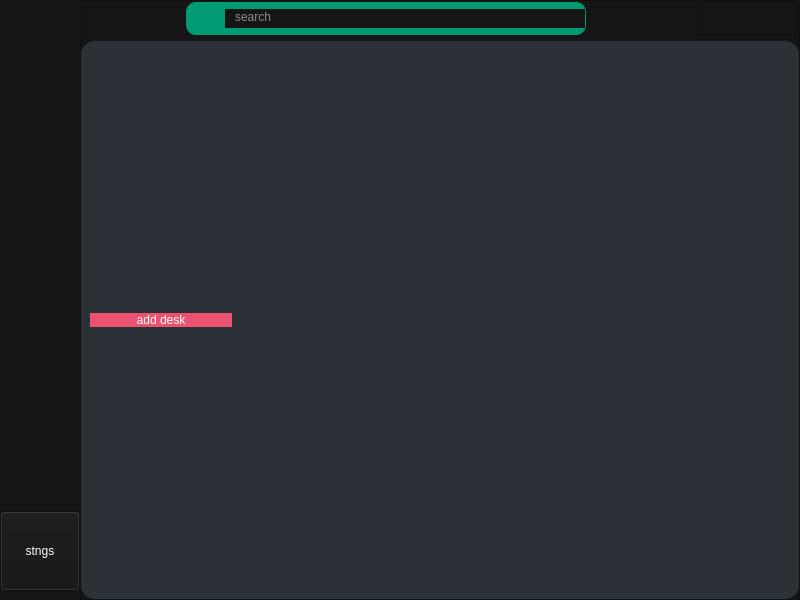
This is cf-mainwindow.ui in command-flow-team/command-flow as Qt 5 draws it before an edit. The edited form follows.
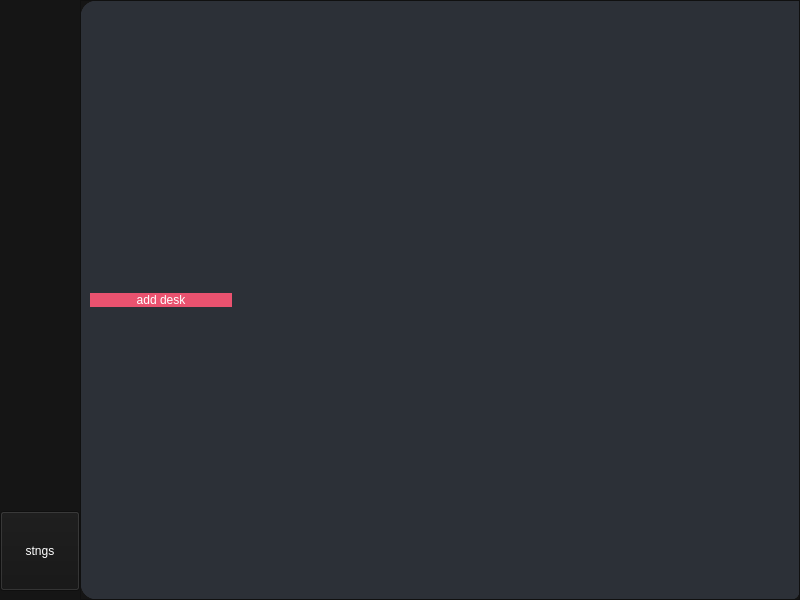
This is the edited form. The open tabs and pages were chosen to show the change. Icons and pictures are not drawn.

```diff
--- a/cf-mainwindow.ui
+++ b/cf-mainwindow.ui
@@ -204,291 +204,6 @@
        <property name="bottomMargin">
         <number>0</number>
        </property>
-       <item>
-        <widget class="QWidget" name="title_bar" native="true">
-         <property name="minimumSize">
-          <size>
-           <width>0</width>
-           <height>40</height>
-          </size>
-         </property>
-         <property name="maximumSize">
-          <size>
-           <width>16777215</width>
-           <height>40</height>
-          </size>
-         </property>
-         <property name="styleSheet">
-          <string notr="true">background-color: #151515;</string>
-         </property>
-         <layout class="QHBoxLayout" name="horizontalLayout_2">
-          <property name="spacing">
-           <number>6</number>
-          </property>
-          <property name="leftMargin">
-           <number>0</number>
-          </property>
-          <property name="topMargin">
-           <number>0</number>
-          </property>
-          <property name="rightMargin">
-           <number>2</number>
-          </property>
-          <property name="bottomMargin">
-           <number>4</number>
-          </property>
-          <item>
-           <spacer name="horizontalSpacer">
-            <property name="orientation">
-             <enum>Qt::Horizontal</enum>
-            </property>
-            <property name="sizeType">
-             <enum>QSizePolicy::Expanding</enum>
-            </property>
-            <property name="sizeHint" stdset="0">
-             <size>
-              <width>80</width>
-              <height>20</height>
-             </size>
-            </property>
-           </spacer>
-          </item>
-          <item>
-           <widget class="QWidget" name="search_bar" native="true">
-            <property name="minimumSize">
-             <size>
-              <width>400</width>
-              <height>33</height>
-             </size>
-            </property>
-            <property name="maximumSize">
-             <size>
-              <width>400</width>
-              <height>33</height>
-             </size>
-            </property>
-            <property name="styleSheet">
-             <string notr="true">background-color: #009B72;
-border-radius: 10px;</string>
-            </property>
-            <layout class="QHBoxLayout" name="horizontalLayout_3">
-             <property name="spacing">
-              <number>6</number>
-             </property>
-             <property name="leftMargin">
-              <number>1</number>
-             </property>
-             <property name="topMargin">
-              <number>1</number>
-             </property>
-             <property name="rightMargin">
-              <number>1</number>
-             </property>
-             <property name="bottomMargin">
-              <number>1</number>
-             </property>
-             <item>
-              <spacer name="horizontalSpacer_3">
-               <property name="orientation">
-                <enum>Qt::Horizontal</enum>
-               </property>
-               <property name="sizeType">
-                <enum>QSizePolicy::Fixed</enum>
-               </property>
-               <property name="sizeHint" stdset="0">
-                <size>
-                 <width>4</width>
-                 <height>20</height>
-                </size>
-               </property>
-              </spacer>
-             </item>
-             <item>
-              <widget class="QLabel" name="label">
-               <property name="minimumSize">
-                <size>
-                 <width>28</width>
-                 <height>28</height>
-                </size>
-               </property>
-               <property name="maximumSize">
-                <size>
-                 <width>28</width>
-                 <height>28</height>
-                </size>
-               </property>
-               <property name="styleSheet">
-                <string notr="true">QLabel
-                {
-                    border-radius: 0px;
-                    border-image: url(:/icons/search_icon.png);
-                    background-repeat: no-repeat;
-
-                }</string>
-               </property>
-               <property name="text">
-                <string/>
-               </property>
-              </widget>
-             </item>
-             <item>
-              <widget class="QLineEdit" name="lineEdit">
-               <property name="styleSheet">
-                <string notr="true">background-color: #151515;
-padding-left: 8px;
-padding-bottom: 3px;
-font: 32px &quot;Afacad Flux&quot;;</string>
-               </property>
-               <property name="placeholderText">
-                <string>search</string>
-               </property>
-              </widget>
-             </item>
-            </layout>
-           </widget>
-          </item>
-          <item>
-           <spacer name="horizontalSpacer_2">
-            <property name="orientation">
-             <enum>Qt::Horizontal</enum>
-            </property>
-            <property name="sizeType">
-             <enum>QSizePolicy::Expanding</enum>
-            </property>
-            <property name="sizeHint" stdset="0">
-             <size>
-              <width>40</width>
-              <height>20</height>
-             </size>
-            </property>
-           </spacer>
-          </item>
-          <item>
-           <widget class="QFrame" name="frame">
-            <property name="minimumSize">
-             <size>
-              <width>101</width>
-              <height>33</height>
-             </size>
-            </property>
-            <property name="maximumSize">
-             <size>
-              <width>101</width>
-              <height>33</height>
-             </size>
-            </property>
-            <property name="styleSheet">
-             <string notr="true"/>
-            </property>
-            <property name="frameShape">
-             <enum>QFrame::StyledPanel</enum>
-            </property>
-            <property name="frameShadow">
-             <enum>QFrame::Raised</enum>
-            </property>
-            <layout class="QHBoxLayout" name="horizontalLayout">
-             <property name="spacing">
-              <number>4</number>
-             </property>
-             <property name="leftMargin">
-              <number>0</number>
-             </property>
-             <property name="topMargin">
-              <number>0</number>
-             </property>
-             <property name="rightMargin">
-              <number>0</number>
-             </property>
-             <property name="bottomMargin">
-              <number>2</number>
-             </property>
-             <item>
-              <widget class="QPushButton" name="btn_minimize">
-               <property name="styleSheet">
-                <string notr="true">QPushButton 
-                {
-                    border-radius: 0px;
-                    border-image: url(:/icons/minimize-icon-qt.png);
-                    background-repeat: no-repeat;
-
-                }
-                QPushButton:hover 
-                {
-                    border-radius: 0px;
-                    border-image: url(:/icons/minimize-icon-qt-hover.png);
-                    background-repeat: no-repeat;
-                }
-                QPushButton:pressed {
-                    border-radius: 0px;
-                    border-image: url(:/icons/minimize-icon-qt-pressed.png);
-                    background-repeat: no-repeat;
-                }</string>
-               </property>
-               <property name="text">
-                <string/>
-               </property>
-              </widget>
-             </item>
-             <item>
-              <widget class="QPushButton" name="btn_maximize">
-               <property name="styleSheet">
-                <string notr="true">QPushButton 
-                {
-                    border-radius: 0px;
-                    border-image: url(:/icons/maximize-icon-qt.png);
-                    background-repeat: no-repeat;
-
-                }
-                QPushButton:hover 
-                {
-                    border-radius: 0px;
-                    border-image: url(:/icons/maximize-icon-qt-hover.png);
-                    background-repeat: no-repeat;
-                }
-                QPushButton:pressed {
-                    border-radius: 0px;
-                    border-image: url(:/icons/maximize-icon-qt-pressed.png);
-                    background-repeat: no-repeat;
-                }</string>
-               </property>
-               <property name="text">
-                <string/>
-               </property>
-              </widget>
-             </item>
-             <item>
-              <widget class="QPushButton" name="btn_close">
-               <property name="styleSheet">
-                <string notr="true">QPushButton 
-                {
-                    border-radius: 0px;
-                    border-image: url(:/icons/close-icon-qt.png);
-                    background-repeat: no-repeat;
-
-                }
-                QPushButton:hover 
-                {
-                    border-radius: 0px;
-                    border-image: url(:/icons/close-icon-qt-hover.png);
-                    background-repeat: no-repeat;
-                }
-                QPushButton:pressed {
-                    border-radius: 0px;
-                    border-image: url(:/icons/close-icon-qt-pressed.png);
-                    background-repeat: no-repeat;
-                }</string>
-               </property>
-               <property name="text">
-                <string/>
-               </property>
-              </widget>
-             </item>
-            </layout>
-           </widget>
-          </item>
-         </layout>
-        </widget>
-       </item>
        <item>
         <widget class="QWidget" name="mainZone" native="true">
          <property name="styleSheet">
@@ -514,7 +229,10 @@
            <widget class="QStackedWidget" name="pageZone">
             <property name="styleSheet">
              <string notr="true">background-color: #2C3037;
-border-radius: 15;</string>
+border-top-left-radius: 15;
+border-bottom-left-radius: 15;
+border-top-right-radius: 0;
+border-bottom-right-radius: 7;</string>
             </property>
             <property name="currentIndex">
              <number>1</number>
@@ -549,7 +267,7 @@
                      <x>0</x>
                      <y>0</y>
                      <width>550</width>
-                     <height>562</height>
+                     <height>596</height>
                     </rect>
                    </property>
                   </widget>
```
Left out of the diff: 21 changed lines with no effect on the pictures.
